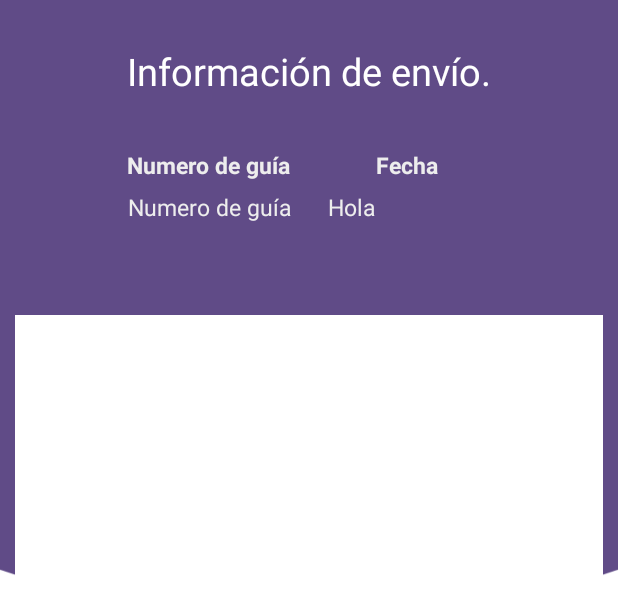
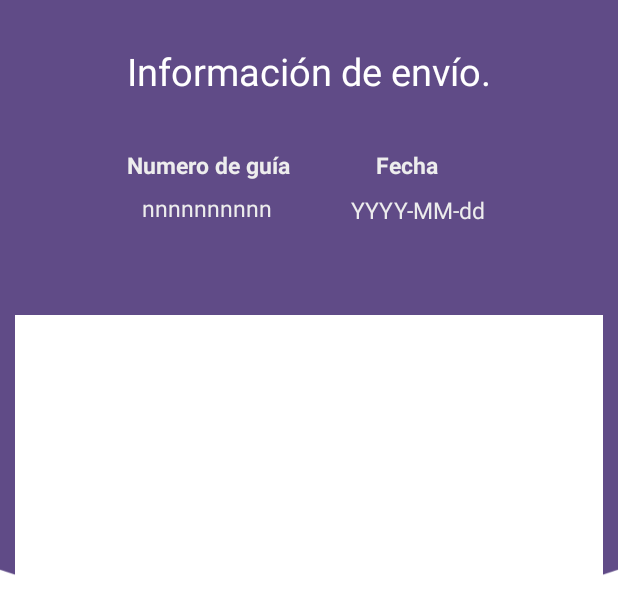
Before and after one commit to jesusmario/TrackPack-App, an Android app: the layout fragment_envios.xml on its own in the app's theme, with its tools: preview values and no code run, on a phone screen of 412 x 824 dp. Shown: the top 614 px of the screen. Run offline under Robolectric (Android 15) with nearby library versions, the phone set to English and light mode, and no system bars.

```diff
--- a/app/src/main/java/integrador/itson/mx/trackpack/Orden.java
+++ b/app/src/main/java/integrador/itson/mx/trackpack/Orden.java
@@ -41,9 +41,11 @@ public class Orden implements Serializable{
     public void setPaquete(Paquete paquete) {
         this.paquete = paquete;
     }
-    public List<Historial> historiales() {
+
+    public List<Historial> getHistoriales() {
         return historiales;
     }
+
     public void setHistoriales(List<Historial> historiales) {
         this.historiales = historiales;
     }
--- a/app/src/main/java/integrador/itson/mx/trackpack/RastrearEnvio.java
+++ b/app/src/main/java/integrador/itson/mx/trackpack/RastrearEnvio.java
@@ -106,7 +106,8 @@ public class RastrearEnvio extends AppCompatActivity {
                 p.setTamanio(paquete.getProperty("Tamanio").toString());
 
                 Orden o = new Orden();
-                o.setFecha(body.getProperty("Fecha").toString().replace("T", " "));
+                String[] fecha = body.getProperty("Fecha").toString().split("T");
+                o.setFecha(fecha[0]);
                 o.setDestinatario(d);
                 o.setHistoriales(listaHistorial);
                 o.setPaquete(p);
--- a/app/src/main/res/layout/fragment_envios.xml
+++ b/app/src/main/res/layout/fragment_envios.xml
@@ -46,10 +46,10 @@
             android:layout_height="wrap_content"
             android:layout_alignStart="@+id/textGrid"
             android:layout_alignParentTop="true"
-            android:layout_marginStart="0dp"
-            android:layout_marginTop="127dp"
+            android:layout_marginStart="10dp"
+            android:layout_marginTop="128dp"
+            android:text="nnnnnnnnnn"
             android:textAlignment="center"
-            android:text="Numero de guía"
             android:textColor="#EDEDED"
             android:textSize="15sp" />
 
@@ -71,9 +71,9 @@
             android:layout_height="wrap_content"
             android:layout_alignStart="@+id/textGrid"
             android:layout_alignParentTop="true"
-            android:layout_marginStart="134dp"
-            android:layout_marginTop="127dp"
-            android:text="Hola"
+            android:layout_marginStart="149dp"
+            android:layout_marginTop="129dp"
+            android:text="YYYY-MM-dd"
             android:textColor="#EDEDED"
             android:textSize="15sp" />
 
```
Also changed, not shown: app/src/main/java/integrador/itson/mx/trackpack/EnviosFragment.java (+79 -1 lines).
